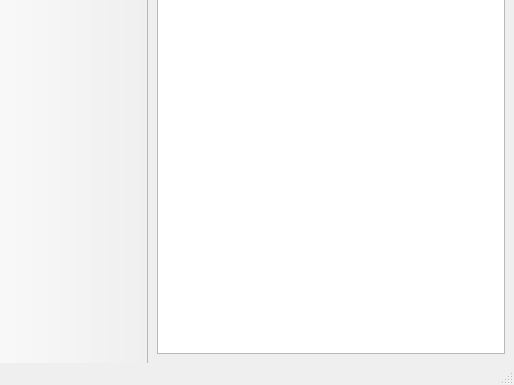
First picture: the form in resources/gtestrunner.ui, repository SandyChapman/gtest-runner-qt, before the edit; both pictures show x 0 to 514 and y 401 to 786 of the 514 by 786 pixel window.
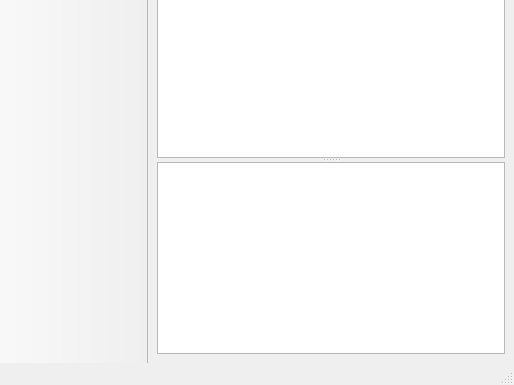
Second picture: the form after the edit. Icons and pictures are not drawn.

Commit message: Created a new 'MetaModel' and meta data concept which is used to display the test results into a second treeview. Made quite a few small changes here and there as improvements.

```diff
--- a/resources/gtestrunner.ui
+++ b/resources/gtestrunner.ui
@@ -14,8 +14,12 @@
    <string>GTestRunner</string>
   </property>
   <widget class="QWidget" name="centralwidget">
-   <layout class="QVBoxLayout" name="verticalLayout">
+   <layout class="QHBoxLayout" name="horizontalLayout">
     <item>
+     <widget class="QSplitter" name="splitter">
+      <property name="orientation">
+       <enum>Qt::Vertical</enum>
+      </property>
      <widget class="QTreeView" name="testTree">
       <property name="sizePolicy">
        <sizepolicy hsizetype="Expanding" vsizetype="Expanding">
@@ -24,6 +28,8 @@
        </sizepolicy>
       </property>
      </widget>
+      <widget class="QTreeView" name="resultsTree"/>
+     </widget>
     </item>
    </layout>
   </widget>
```
Left out of the diff: 2 changed lines with no effect on the pictures. Lines whose indentation alone changed are shown as unchanged. The commit also changes 19 other files.
